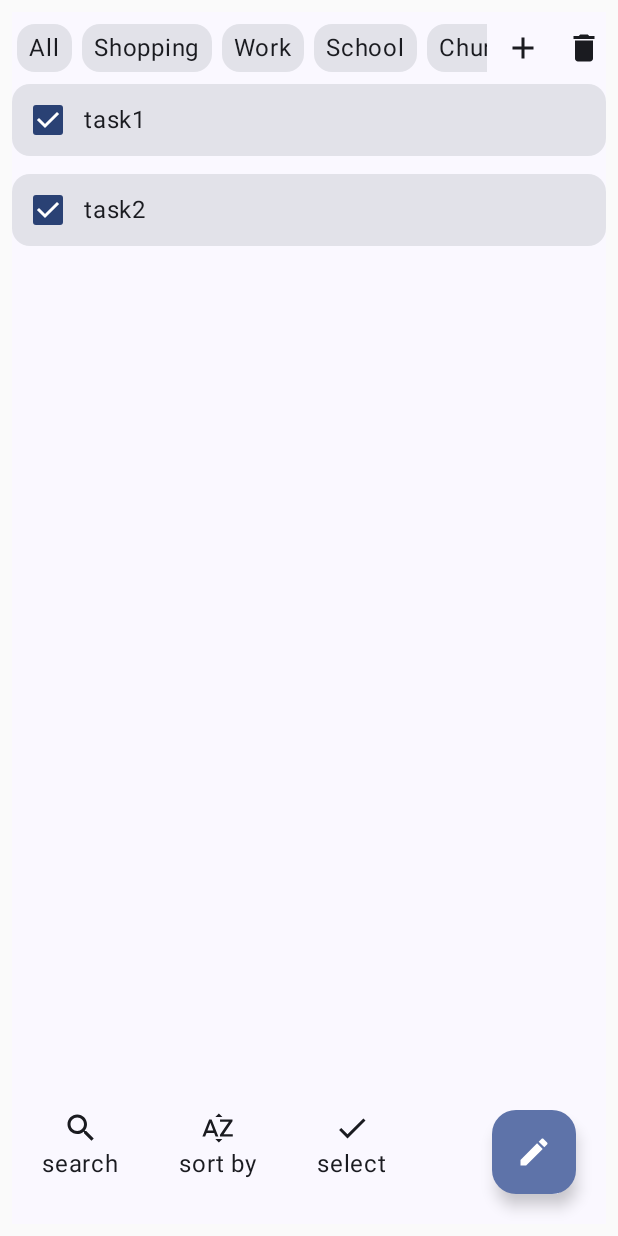
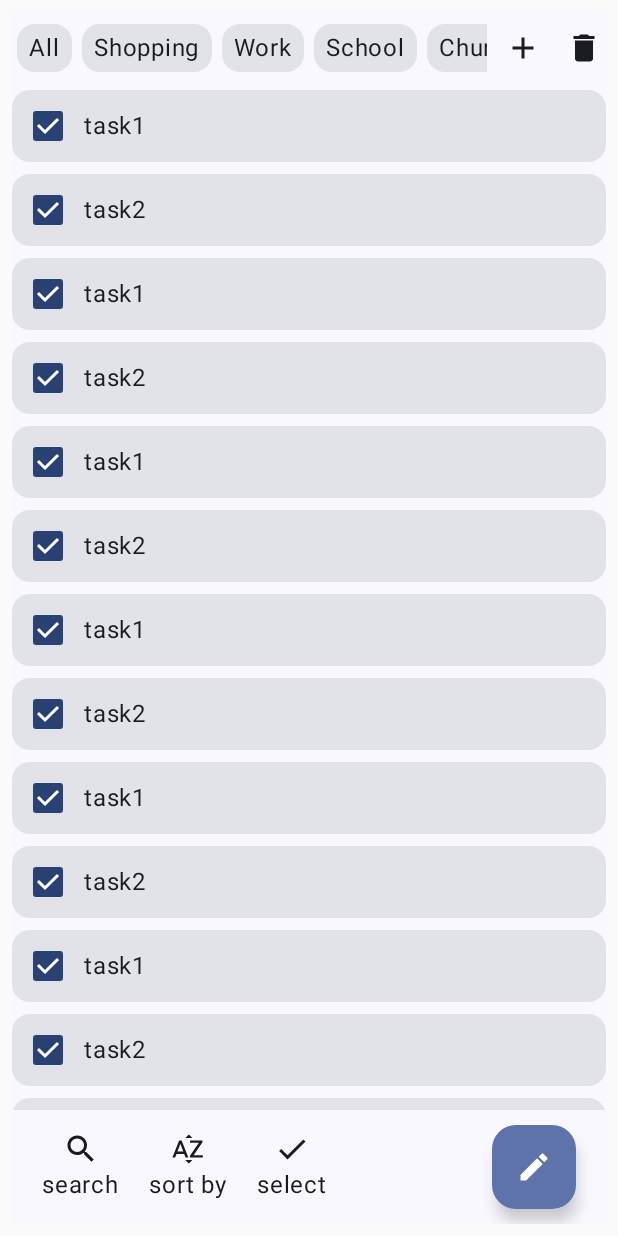
Before and after one commit to kelvin-14/Avoca.do, an Android app built with Jetpack Compose: the screen it shows after launch (MainActivity), on a phone screen of 412 x 824 dp. Run offline under Robolectric (Android 15) with nearby library versions, the phone set to English and light mode, and no system bars; our stand-ins replace Dagger/Hilt's generated code, Room's generated code.

Commit message:
spaced out the bottom options tab properly and lazy column is visible all the way to the end

```diff
--- a/app/src/main/AndroidManifest.xml
+++ b/app/src/main/AndroidManifest.xml
@@ -3,6 +3,7 @@
     xmlns:tools="http://schemas.android.com/tools">
 
     <application
+        android:name=".Avocado"
         android:allowBackup="true"
         android:dataExtractionRules="@xml/data_extraction_rules"
         android:fullBackupContent="@xml/backup_rules"
--- /dev/null
+++ b/app/src/main/java/com/happymeerkat/avocado/Avocado.kt
@@ -0,0 +1,8 @@
+package com.happymeerkat.avocado
+
+import android.app.Application
+import dagger.hilt.android.HiltAndroidApp
+
+@HiltAndroidApp
+class Avocado: Application() {
+}
--- a/app/src/main/java/com/happymeerkat/avocado/MainActivity.kt
+++ b/app/src/main/java/com/happymeerkat/avocado/MainActivity.kt
@@ -14,7 +14,9 @@ import androidx.compose.ui.tooling.preview.Preview
 import androidx.compose.ui.unit.dp
 import com.happymeerkat.avocado.presentation.Home
 import com.happymeerkat.avocado.ui.theme.AvocadoTheme
+import dagger.hilt.android.AndroidEntryPoint
 
+@AndroidEntryPoint
 class MainActivity : ComponentActivity() {
     override fun onCreate(savedInstanceState: Bundle?) {
         super.onCreate(savedInstanceState)
--- a/app/src/main/java/com/happymeerkat/avocado/domain/Category.kt
+++ /dev/null
@@ -1,5 +0,0 @@
-package com.happymeerkat.avocado.domain
-
-data class Category(
-    val name: String
-)
--- a/app/src/main/java/com/happymeerkat/avocado/domain/ListItem.kt
+++ /dev/null
@@ -1,6 +0,0 @@
-package com.happymeerkat.avocado.domain
-
-data class ListItem(
-    val title: String,
-    val description: String?
-)
--- /dev/null
+++ b/app/src/main/java/com/happymeerkat/avocado/domain/model/Category.kt
@@ -0,0 +1,5 @@
+package com.happymeerkat.avocado.domain.model
+
+data class Category(
+    val name: String
+)
--- /dev/null
+++ b/app/src/main/java/com/happymeerkat/avocado/domain/model/ListItem.kt
@@ -0,0 +1,18 @@
+package com.happymeerkat.avocado.domain.model
+
+import androidx.room.Entity
+import androidx.room.PrimaryKey
+
+
+@Entity(
+    tableName = "list",
+)
+data class ListItem(
+    @PrimaryKey
+    val id: Int? = null,
+    val title: String,
+    val description: String? = null,
+    val category: String? = null,
+    val dateMade: Long? = null,
+    val dateDue: Long? = null,
+)
--- /dev/null
+++ b/app/src/main/java/com/happymeerkat/avocado/presentation/BottomOptions.kt
@@ -0,0 +1,85 @@
+package com.happymeerkat.avocado.presentation
+
+import androidx.compose.foundation.background
+import androidx.compose.foundation.layout.Arrangement
+import androidx.compose.foundation.layout.Column
+import androidx.compose.foundation.layout.Row
+import androidx.compose.foundation.layout.padding
+import androidx.compose.material.icons.Icons
+import androidx.compose.material.icons.filled.Check
+import androidx.compose.material.icons.filled.Edit
+import androidx.compose.material.icons.filled.Search
+import androidx.compose.material.icons.filled.SortByAlpha
+import androidx.compose.material3.FloatingActionButton
+import androidx.compose.material3.Icon
+import androidx.compose.material3.Text
+import androidx.compose.runtime.Composable
+import androidx.compose.ui.Alignment
+import androidx.compose.ui.Modifier
+import androidx.compose.ui.graphics.Color
+import androidx.compose.ui.graphics.vector.ImageVector
+import androidx.compose.ui.unit.dp
+
+@Composable
+fun BottomOptions(
+    modifier: Modifier = Modifier,
+    toggleEditState: () -> Unit
+) {
+
+    Row(
+        modifier = modifier.background(Color.Transparent),
+        verticalAlignment = Alignment.CenterVertically
+
+    ) {
+
+        QuickFeature(
+            modifier = Modifier.weight(1f),
+            icon = Icons.Default.Search,
+            name = "search",
+            onClick = {}
+        )
+        QuickFeature(
+            modifier = Modifier.weight(1f),
+            icon = Icons.Default.SortByAlpha,
+            name = "sort by",
+            onClick = {}
+        )
+
+        QuickFeature(
+            modifier = Modifier.weight(1f),
+            icon = Icons.Default.Check,
+            name = "select",
+            onClick = {}
+        )
+        Column(
+            modifier = Modifier.weight(2f),
+            horizontalAlignment = Alignment.CenterHorizontally
+        ) {
+
+        }
+        FloatingActionButton(
+            modifier = Modifier
+                .padding(end = 20.dp, bottom = 10.dp, top = 10.dp),
+            onClick = { toggleEditState() }
+        ) {
+            Icon(imageVector = Icons.Default.Edit, contentDescription = "")
+        }
+    }
+}
+
+@Composable
+fun QuickFeature(
+    modifier: Modifier = Modifier,
+    icon: ImageVector,
+    name: String,
+    onClick: () -> Unit
+) {
+    Column(
+        modifier = Modifier.padding(start = 20.dp),
+        horizontalAlignment = Alignment.CenterHorizontally,
+        verticalArrangement = Arrangement.Center
+    ) {
+        Icon(imageVector = icon, contentDescription = "")
+        Text(name)
+    }
+}
--- a/app/src/main/java/com/happymeerkat/avocado/presentation/Home.kt
+++ b/app/src/main/java/com/happymeerkat/avocado/presentation/Home.kt
@@ -1,19 +1,9 @@
 package com.happymeerkat.avocado.presentation
 
-import androidx.compose.animation.AnimatedVisibility
 import androidx.compose.foundation.background
-import androidx.compose.foundation.layout.Arrangement
 import androidx.compose.foundation.layout.Box
 import androidx.compose.foundation.layout.Column
-import androidx.compose.foundation.layout.Row
-import androidx.compose.foundation.layout.fillMaxSize
 import androidx.compose.foundation.layout.fillMaxWidth
-import androidx.compose.foundation.layout.height
-import androidx.compose.foundation.layout.padding
-import androidx.compose.material.icons.Icons
-import androidx.compose.material.icons.filled.Edit
-import androidx.compose.material3.FloatingActionButton
-import androidx.compose.material3.Icon
 import androidx.compose.runtime.Composable
 import androidx.compose.runtime.getValue
 import androidx.compose.runtime.mutableStateOf
@@ -22,10 +12,8 @@ import androidx.compose.runtime.setValue
 import androidx.compose.ui.Alignment
 import androidx.compose.ui.Modifier
 import androidx.compose.ui.graphics.Color
-import androidx.compose.ui.platform.LocalDensity
-import androidx.compose.ui.unit.dp
-import com.happymeerkat.avocado.domain.Category
-import com.happymeerkat.avocado.domain.ListItem
+import com.happymeerkat.avocado.domain.model.Category
+import com.happymeerkat.avocado.domain.model.ListItem
 
 
 val mockCategories = listOf(
@@ -38,8 +26,15 @@ val mockCategories = listOf(
 )
 
 val mockItems = listOf(
-    ListItem("task1", "description"),
-    ListItem("task2", "description2")
+    ListItem(title = "task1", description = "description"),
+    ListItem(title = "task2", description = "description2"),ListItem(title = "task1", description = "description"),
+    ListItem(title = "task2", description = "description2"),ListItem(title = "task1", description = "description"),
+    ListItem(title = "task2", description = "description2"),ListItem(title = "task1", description = "description"),
+    ListItem(title = "task2", description = "description2"),ListItem(title = "task1", description = "description"),
+    ListItem(title = "task2", description = "description2"),ListItem(title = "task1", description = "description"),
+    ListItem(title = "task2", description = "description2"),ListItem(title = "task1", description = "description"),
+    ListItem(title = "task2", description = "description2"),ListItem(title = "task1", description = "description"),
+    ListItem(title = "last task", description = "description2"),
 )
 @Composable
 fun Home(
@@ -59,11 +54,19 @@ fun Home(
                 addCategory = {}
             )
             ListScreen(
-                modifier = Modifier,
+                modifier = Modifier.fillMaxWidth().weight(1f),
                 listItems = mockItems,
                 toggleEditState = { editState = true },
                 editState = editState
             )
+
+            if(editState == false){
+                BottomOptions(
+                    toggleEditState = { editState = true },
+                    modifier = Modifier
+                        .fillMaxWidth()
+                )
+            }
         }
 
 
--- a/app/src/main/java/com/happymeerkat/avocado/presentation/ListItemDetails.kt
+++ b/app/src/main/java/com/happymeerkat/avocado/presentation/ListItemDetails.kt
@@ -5,7 +5,7 @@ import androidx.compose.foundation.layout.fillMaxSize
 import androidx.compose.material3.Text
 import androidx.compose.runtime.Composable
 import androidx.compose.ui.Modifier
-import com.happymeerkat.avocado.domain.ListItem
+import com.happymeerkat.avocado.domain.model.ListItem
 
 @Composable
 fun ListItemDetails(
--- a/app/src/main/java/com/happymeerkat/avocado/presentation/ListItemView.kt
+++ b/app/src/main/java/com/happymeerkat/avocado/presentation/ListItemView.kt
@@ -4,17 +4,15 @@ import androidx.compose.foundation.layout.Arrangement
 import androidx.compose.foundation.layout.Row
 import androidx.compose.foundation.layout.fillMaxWidth
 import androidx.compose.foundation.layout.padding
-import androidx.compose.material.icons.Icons
 import androidx.compose.material3.Card
 import androidx.compose.material3.Checkbox
 import androidx.compose.material3.ExperimentalMaterial3Api
-import androidx.compose.material3.Icon
 import androidx.compose.material3.Text
 import androidx.compose.runtime.Composable
 import androidx.compose.ui.Alignment
 import androidx.compose.ui.Modifier
 import androidx.compose.ui.unit.dp
-import com.happymeerkat.avocado.domain.ListItem
+import com.happymeerkat.avocado.domain.model.ListItem
 
 @OptIn(ExperimentalMaterial3Api::class)
 @Composable
@@ -26,7 +24,7 @@ fun ListItemView(
 ) {
     Card(
         modifier = modifier
-            .padding(bottom = 12.dp),
+            .padding(vertical = 4.dp),
         onClick = { goToDetails() }
     ) {
         Row(
--- a/app/src/main/java/com/happymeerkat/avocado/presentation/ListScreen.kt
+++ b/app/src/main/java/com/happymeerkat/avocado/presentation/ListScreen.kt
@@ -3,19 +3,11 @@ package com.happymeerkat.avocado.presentation
 import androidx.compose.foundation.layout.Arrangement
 import androidx.compose.foundation.layout.Box
 import androidx.compose.foundation.layout.Column
-import androidx.compose.foundation.layout.Row
-import androidx.compose.foundation.layout.fillMaxSize
 import androidx.compose.foundation.layout.fillMaxWidth
 import androidx.compose.foundation.layout.padding
+import androidx.compose.foundation.layout.wrapContentHeight
 import androidx.compose.foundation.lazy.LazyColumn
 import androidx.compose.foundation.lazy.items
-import androidx.compose.material.icons.Icons
-import androidx.compose.material.icons.filled.Check
-import androidx.compose.material.icons.filled.Edit
-import androidx.compose.material.icons.filled.Search
-import androidx.compose.material.icons.filled.SortByAlpha
-import androidx.compose.material3.ExperimentalMaterial3Api
-import androidx.compose.material3.FloatingActionButton
 import androidx.compose.material3.Icon
 import androidx.compose.material3.Text
 import androidx.compose.runtime.Composable
@@ -23,9 +15,8 @@ import androidx.compose.ui.Alignment
 import androidx.compose.ui.Modifier
 import androidx.compose.ui.graphics.vector.ImageVector
 import androidx.compose.ui.unit.dp
-import com.happymeerkat.avocado.domain.ListItem
+import com.happymeerkat.avocado.domain.model.ListItem
 
-@OptIn(ExperimentalMaterial3Api::class)
 @Composable
 fun ListScreen(
     modifier: Modifier = Modifier,
@@ -33,9 +24,9 @@ fun ListScreen(
     toggleEditState: () -> Unit,
     editState: Boolean
 ) {
-    Box(modifier = Modifier.fillMaxSize()) {
+    Box(modifier = modifier) {
         LazyColumn(
-            modifier = modifier.matchParentSize()
+            modifier = modifier
         ) {
             items(listItems) {listItem ->
                 ListItemView(
@@ -45,65 +36,5 @@ fun ListScreen(
                 )
             }
         }
-        if(editState == false){
-            Row(
-                modifier = Modifier
-                    .fillMaxWidth()
-                    .align(Alignment.BottomCenter),
-
-            ) {
-
-                QuickFeature(
-                    modifier = Modifier.weight(1f),
-                    icon = Icons.Default.Search,
-                    name = "search",
-                    onClick = {}
-                )
-                QuickFeature(
-                    modifier = Modifier.weight(1f),
-                    icon = Icons.Default.SortByAlpha,
-                    name = "sort by",
-                    onClick = {}
-                )
-
-                QuickFeature(
-                    modifier = Modifier.weight(1f),
-                    icon = Icons.Default.Check,
-                    name = "select",
-                    onClick = {}
-                )
-                Column(
-                    modifier = Modifier.weight(2f),
-                    horizontalAlignment = Alignment.CenterHorizontally
-                ) {
-
-                }
-                FloatingActionButton(
-                    modifier = Modifier
-                        .padding(end = 20.dp, bottom = 20.dp),
-                    onClick = { toggleEditState() }
-                ) {
-                    Icon(imageVector = Icons.Default.Edit, contentDescription = "")
-                }
-            }
-        }
-
     }
 }
-
-@Composable
-fun QuickFeature(
-    modifier: Modifier = Modifier,
-    icon: ImageVector,
-    name: String,
-    onClick: () -> Unit
-) {
-    Column(
-        modifier = Modifier.padding(start = 20.dp, end = 20.dp),
-        horizontalAlignment = Alignment.CenterHorizontally,
-        verticalArrangement = Arrangement.Center
-    ) {
-        Icon(imageVector = icon, contentDescription = "")
-        Text(name)
-    }
-}
```
Also changed, not shown: app/build.gradle.kts (+9 -1 lines), app/src/main/java/com/happymeerkat/avocado/data/ListDao.kt (added, +20 -0 lines), app/src/main/java/com/happymeerkat/avocado/data/ListDatabase.kt (added, +20 -0 lines), app/src/main/java/com/happymeerkat/avocado/data/ListRepositoryImpl.kt (added, +16 -0 lines), app/src/main/java/com/happymeerkat/avocado/di/AppModule.kt (added, +48 -0 lines), app/src/main/java/com/happymeerkat/avocado/domain/repository/ListRepository.kt (added, +12 -0 lines), app/src/main/java/com/happymeerkat/avocado/presentation/CategoryTabs.kt (+1 -7 lines).
